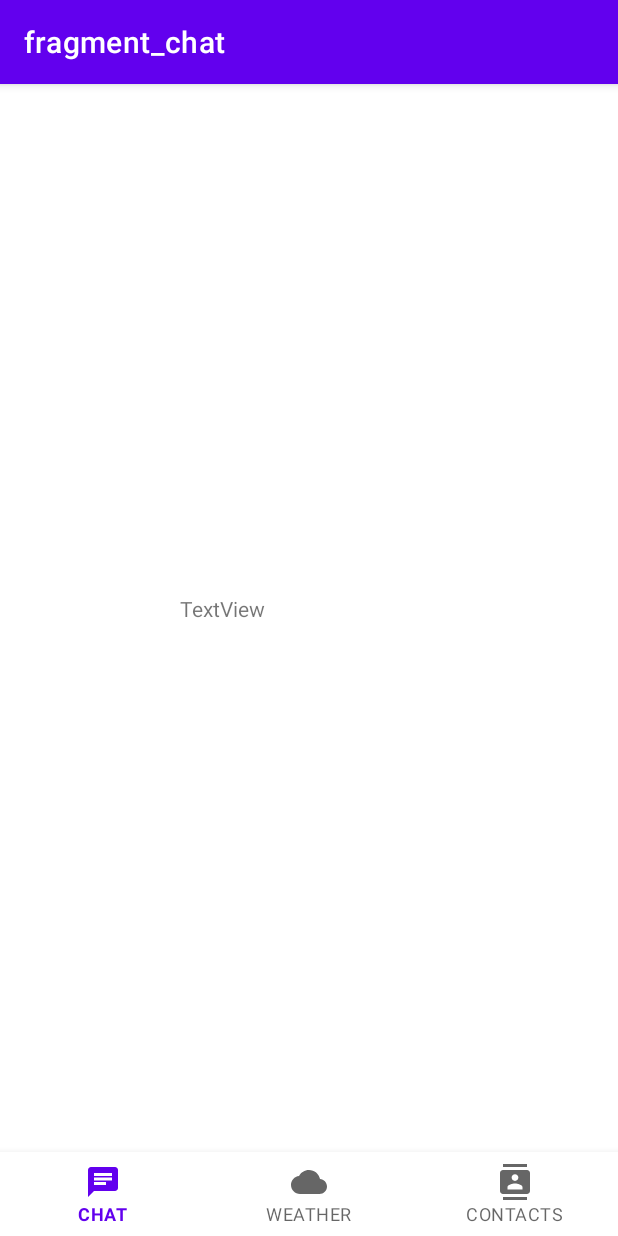
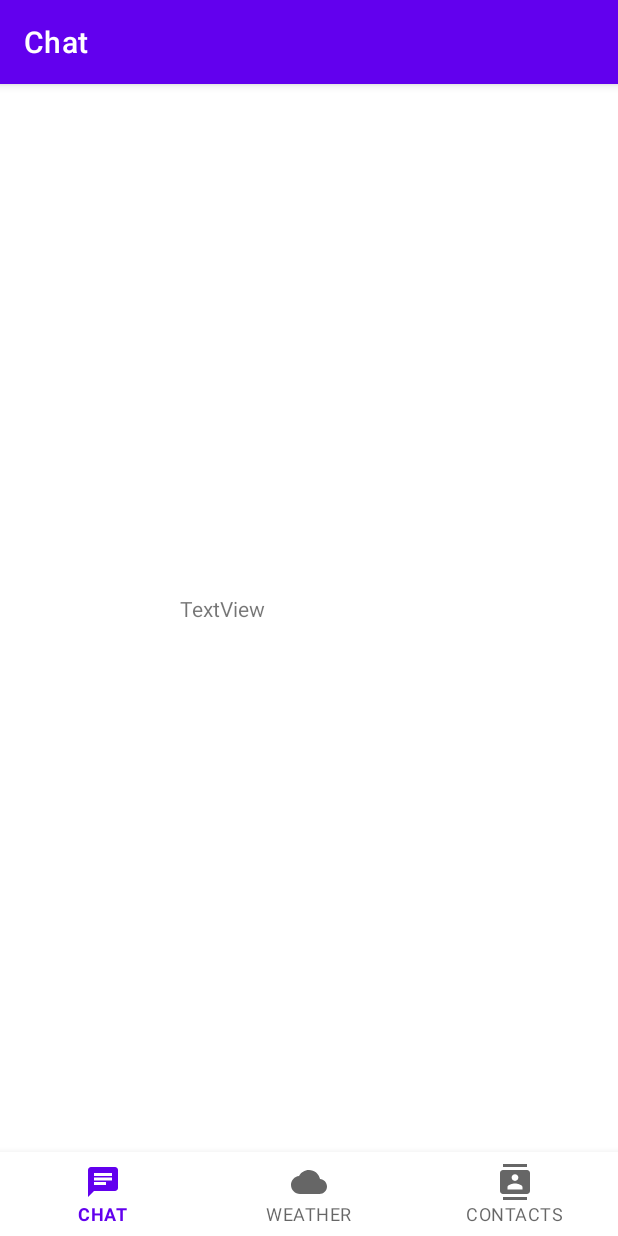
Before and after one commit to nhat499/Pigeon, an Android app: the MainActivity screen opened directly, with no data from a screen before it, on a phone screen of 412 x 824 dp. Run offline under Robolectric (Android 15) with nearby library versions, the phone set to English and light mode, and no system bars; our stand-ins replace navigation-ui.

Commit message:
changed title of chat, weather and contacts tabs

```diff
--- a/app/src/main/res/navigation/main_graph.xml
+++ b/app/src/main/res/navigation/main_graph.xml
@@ -8,19 +8,19 @@
     <fragment
         android:id="@+id/navigation_chat"
         android:name="edu.uw.tcss450.Team4.TCSS450Project.ui.chat.ChatFragment"
-        android:label="fragment_chat"
+        android:label="Chat"
         tools:layout="@layout/fragment_chat" />
 
     <fragment
         android:id="@+id/navigation_weather"
         android:name="edu.uw.tcss450.Team4.TCSS450Project.ui.weather.WeatherFragment"
-        android:label="fragment_weather"
+        android:label="Weather"
         tools:layout="@layout/fragment_weather" />
 
     <fragment
         android:id="@+id/navigation_contacts"
         android:name="edu.uw.tcss450.Team4.TCSS450Project.ui.contacts.ContactsFragment"
-        android:label="fragment_contacts"
+        android:label="Contacts"
         tools:layout="@layout/fragment_contacts" />
 
 </navigation>
```
